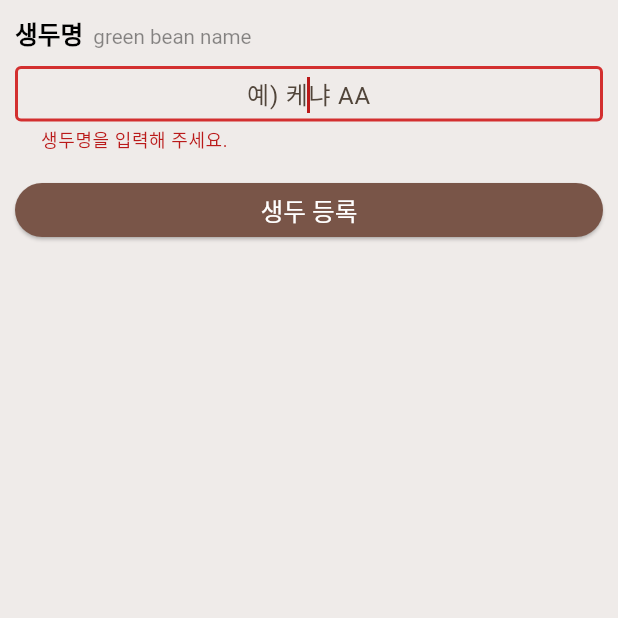
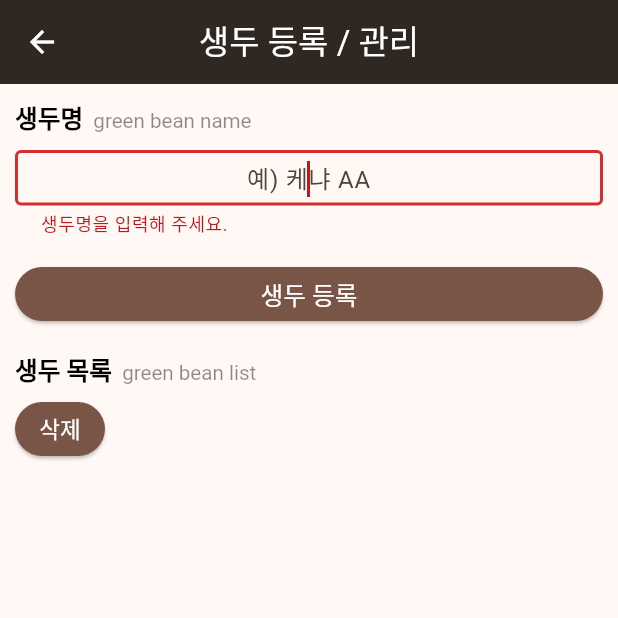
Before and after one commit to NamGideokk/bean_diary, a Flutter app: the RegistGreenBean screen opened directly, after a tap on "생두 등록", on a phone screen of 412 x 824 dp, the top half of it. Run offline on Flutter 3.47's test engine with Material 2 defaults, Android fonts, the light colour scheme and no system bars; our stand-ins replace shared_preferences, sqflite; accounts and stored records are empty.

Commit message:
생두 등록 > 생두 등록 / 관리 변경, 생두 목록 추가, 생두 삭제 추가

```diff
--- a/lib/widgets/regist_green_bean.dart
+++ b/lib/widgets/regist_green_bean.dart
@@ -1,6 +1,8 @@
-import 'package:bean_diary/sqflite/green_bean_sqf_lite.dart';
+import 'package:bean_diary/sqflite/green_beans_sqf_lite.dart';
 import 'package:bean_diary/utility/custom_dialog.dart';
+import 'package:bean_diary/widgets/empty_widget.dart';
 import 'package:bean_diary/widgets/header_title.dart';
+import 'package:flutter/cupertino.dart';
 import 'package:flutter/material.dart';
 
 class RegistGreenBean extends StatefulWidget {
@@ -14,12 +16,18 @@ class _RegistGreenBeanState extends State<RegistGreenBean> {
   final _greenBeanNameTECtrl = TextEditingController();
   final _greenBeanNameFN = FocusNode();
   bool _showErrorText = false;
+  List _greenBeans = [];
 
   @override
   void initState() {
     super.initState();
     print("🙌 REGIST GREEN BEAN INIT");
-    GreenBeanSqfLite().openDB();
+    GreenBeansSqfLite().openDB();
+    getGreenBeansToDB();
+  }
+
+  Future getGreenBeansToDB() async {
+    _greenBeans = await GreenBeansSqfLite().getGreenBeans();
   }
 
   @override
@@ -27,8 +35,12 @@ class _RegistGreenBeanState extends State<RegistGreenBean> {
     final height = MediaQuery.of(context).size.height;
     return GestureDetector(
       onTap: () => FocusScope.of(context).requestFocus(FocusNode()),
-      child: Container(
-        color: Colors.brown[50],
+      child: Scaffold(
+        appBar: AppBar(
+          title: Text("생두 등록 / 관리"),
+          centerTitle: true,
+        ),
+        body: SingleChildScrollView(
           padding: const EdgeInsets.all(10),
           child: Column(
             mainAxisSize: MainAxisSize.max,
@@ -59,18 +71,18 @@ class _RegistGreenBeanState extends State<RegistGreenBean> {
                       _greenBeanNameFN.requestFocus();
                     } else {
                       Map<String, String> value = {"name": _greenBeanNameTECtrl.text.trim()};
-                    bool result = await GreenBeanSqfLite().insertGreenBean(value);
+                      bool result = await GreenBeansSqfLite().insertGreenBean(value);
                       print("☕️ 생두 데이터 삽입 결과 ::: $result");
                       _showErrorText = false;
-                    setState(() {});
+                      _greenBeanNameTECtrl.clear();
                       final snackBar = CustomDialog().showCustomSnackBar(
                         context,
                         "${_greenBeanNameTECtrl.text.trim()}\n생두가 등록되었습니다.",
                         bgColor: Colors.lightGreen[700]!,
                       );
                       ScaffoldMessenger.of(context).showSnackBar(snackBar);
-                    GreenBeanSqfLite().getGreenBeans();
-                    return Navigator.pop(context);
+                      GreenBeansSqfLite().getGreenBeans();
+                      setState(() {});
                     }
                   },
                   child: Text(
@@ -81,7 +93,65 @@ class _RegistGreenBeanState extends State<RegistGreenBean> {
                   ),
                 ),
               ),
+              const SizedBox(height: 20),
+              const HeaderTitle(title: "생두 목록", subTitle: "green bean list"),
+              Padding(
+                padding: const EdgeInsets.symmetric(horizontal: 10),
+                child: ListView.builder(
+                  itemCount: _greenBeans.length,
+                  shrinkWrap: true,
+                  itemBuilder: (context, index) {
+                    print("");
+                    if (_greenBeans.isEmpty) {
+                      return const Center(
+                        child: EmptyWidget(content: "등록된 생두가 없습니다."),
+                      );
+                    }
+                    return Row(
+                      mainAxisAlignment: MainAxisAlignment.spaceBetween,
+                      children: [
+                        Text(
+                          _greenBeans[index]["name"],
+                          style: TextStyle(
+                            fontSize: height / 54,
+                          ),
+                        ),
+                        TextButton.icon(
+                          onPressed: () {
+                            print("원두 삭제");
+                          },
+                          icon: Icon(
+                            CupertinoIcons.delete_simple,
+                            size: height / 60,
+                          ),
+                          label: Text(
+                            "삭제",
+                            style: TextStyle(
+                              fontSize: height / 70,
+                            ),
+                          ),
+                        ),
                       ],
+                    );
+                  },
+                ),
+              ),
+              ElevatedButton(
+                onPressed: () async {
+                  bool result = await GreenBeansSqfLite().deleteGreenBean("케냐 AA");
+
+                  final snackBar = CustomDialog().showCustomSnackBar(
+                    context,
+                    result ? "[생두]가 삭제되었습니다." : "오류가 발생했습니다.\n잠시 후 다시 시도해 주세요.",
+                    bgColor: result ? Colors.green : Colors.red,
+                  );
+                  // 모달바텀시트에 가려져 보이지 않음 수정 필요
+                  ScaffoldMessenger.of(context).showSnackBar(snackBar);
+                },
+                child: Text("삭제"),
+              ),
+            ],
+          ),
         ),
       ),
     );
```
Also changed, not shown: lib/screens/green_bean_management_main.dart (+15 -10 lines), lib/sqflite/green_beans_sqf_lite.dart (renamed from lib/sqflite/green_bean_sqf_lite.dart, +18 -1 lines). Lines whose indentation alone changed are shown as unchanged.
